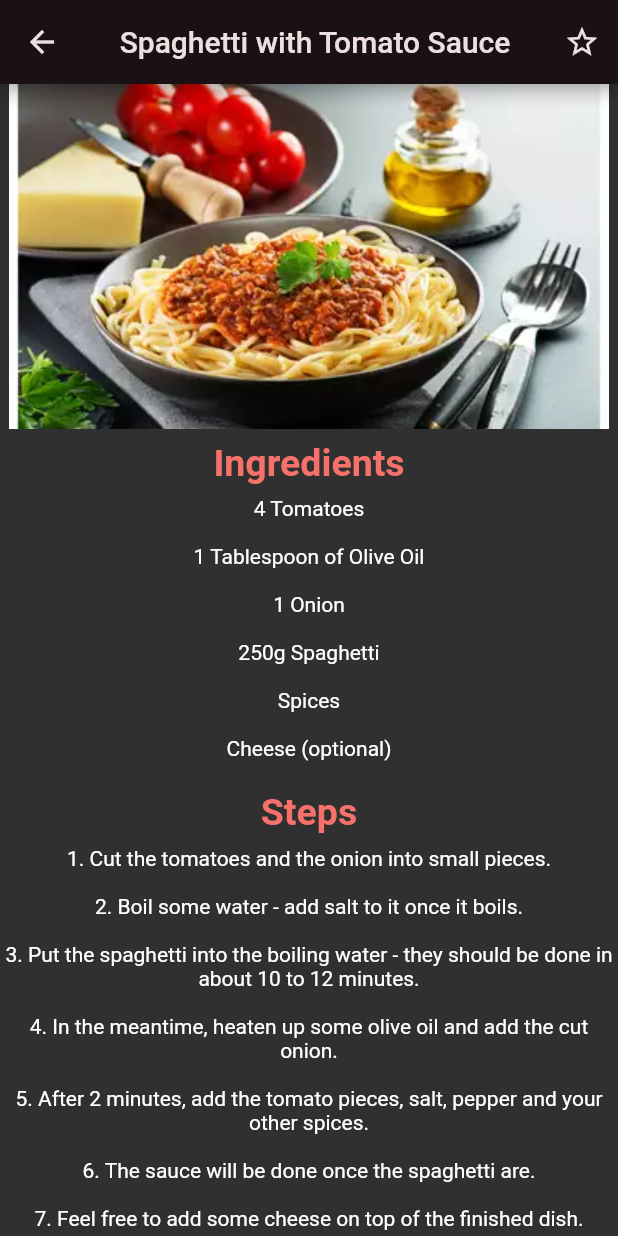
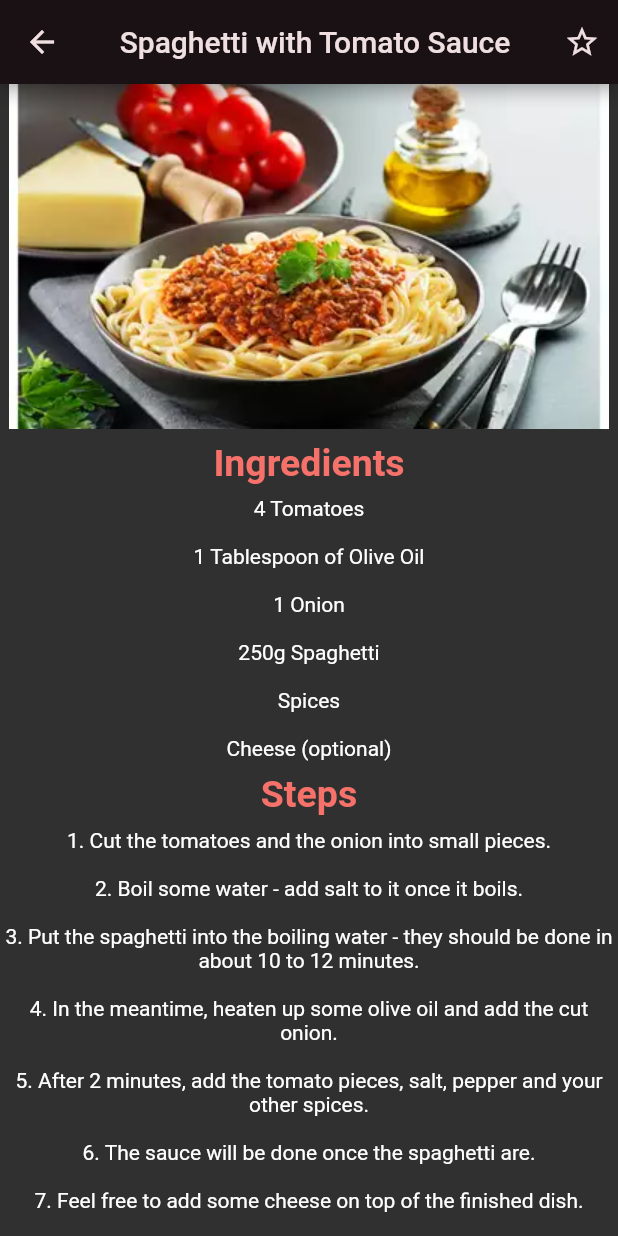
Before and after one commit to ReaAngel9/Meals, a Flutter app: the screen it shows after launch, after a tap on "Spaghetti with Tomato Sauce", on a phone screen of 412 x 824 dp. Run offline on Flutter 3.47's test engine with Material 2 defaults, Android fonts, the phone set to English and light mode, and no system bars.

Commit message:
Final commit

```diff
--- a/meals/lib/screens/description_page.dart
+++ b/meals/lib/screens/description_page.dart
@@ -42,21 +42,14 @@ class _DescrtiptionCardState extends State<DescrtiptionCard> {
           child: Column(
             children: [
               Image(image: AssetImage(widget.cardDescription['image']), fit: BoxFit.cover, width: 400, height: 230,),
-              const Padding(
-                padding: EdgeInsets.all(8.0),
-                child: Text('Ingredients', style: TextStyle(fontSize: 25, fontWeight: FontWeight.bold, color: Color.fromARGB(255, 245, 113, 106)),),
-              ),
 
-              Center(child: Text(widget.cardDescription['ingredients'].toString().replaceAll('\n', '\n\n'),
-                                  textAlign: TextAlign.center,)),
+              const TitleWidget(textMessage: 'Ingredients',),
 
-              const Padding(
-                padding: EdgeInsets.only(top: 20.0, bottom: 8.0),
-                child: Text('Steps', style: TextStyle(fontSize: 25, fontWeight: FontWeight.bold, color: Color.fromARGB(255, 245, 113, 106)),),
-              ),
+              DescriptionText(text: widget.cardDescription['ingredients'].toString()),
 
-              Center(child: Text(widget.cardDescription['steps'].toString().replaceAll('\n', '\n\n'),
-                                  textAlign: TextAlign.center,)),
+              const TitleWidget(textMessage: 'Steps',),
+
+              DescriptionText(text: widget.cardDescription['steps'].toString()),
 
             ],
           ),
@@ -64,3 +57,37 @@ class _DescrtiptionCardState extends State<DescrtiptionCard> {
       );
   }
 }
+
+class TitleWidget extends StatefulWidget {
+  final String textMessage;
+  const TitleWidget({Key? key, required this.textMessage}) : super(key: key, );
+
+  @override
+  State<TitleWidget> createState() => _TitleWidget();
+}
+
+class _TitleWidget extends State<TitleWidget>{
+    @override
+  Widget build(BuildContext context) {
+    return Padding(
+                padding: const EdgeInsets.all(8.0),
+                child: Text(widget.textMessage, style: const TextStyle(fontSize: 25, fontWeight: FontWeight.bold, color: Color.fromARGB(255, 245, 113, 106)),),
+              );
+  }
+}
+
+class DescriptionText extends StatelessWidget {
+  final String text;
+
+  const DescriptionText({Key? key, required this.text}) : super(key: key);
+
+  @override
+  Widget build(BuildContext context) {
+    return Center(
+      child: Text(
+        text.toString().replaceAll('\n', '\n\n'),
+        textAlign: TextAlign.center,
+      ),
+    );
+  }
+}
```
